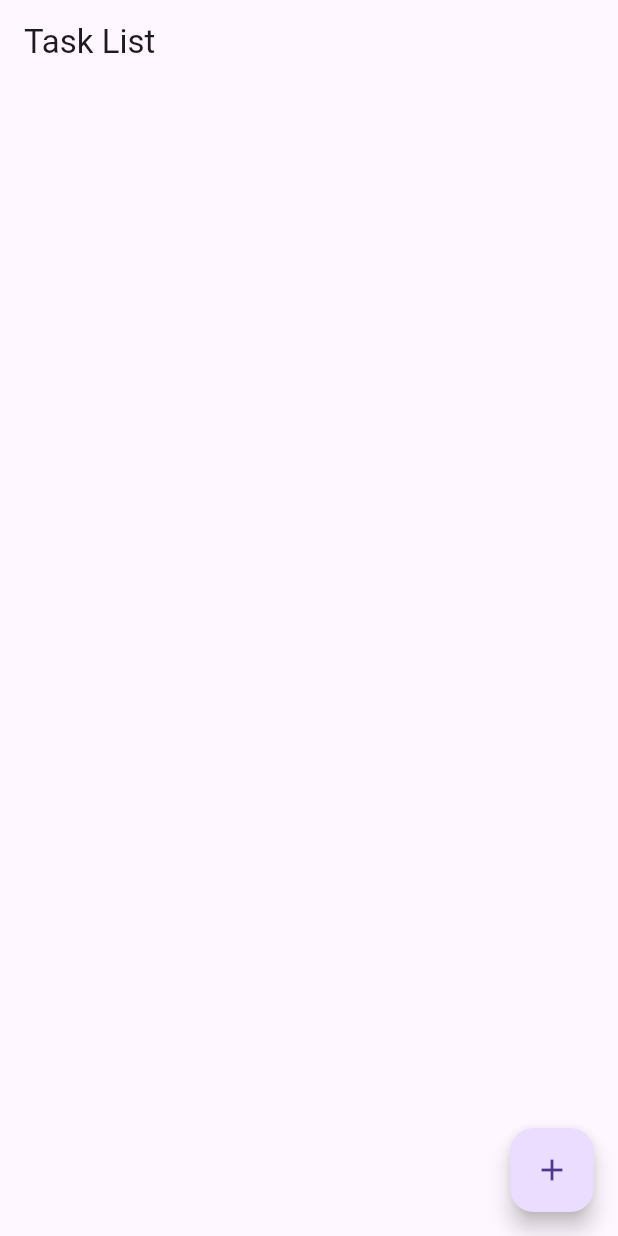
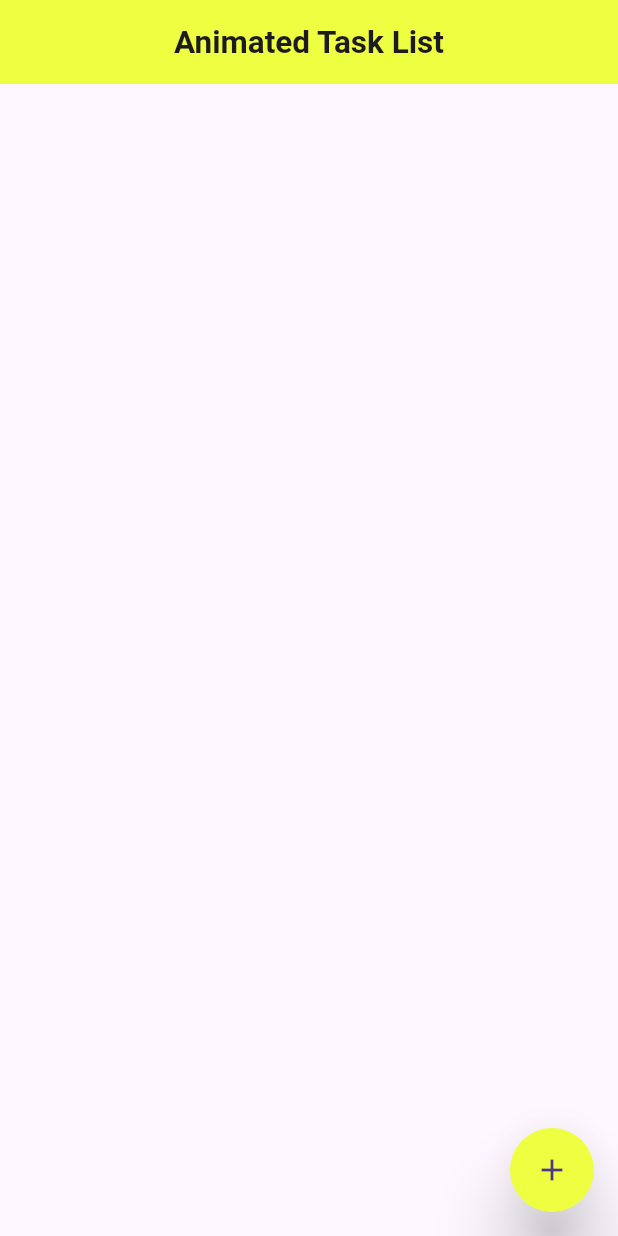
Before and after one commit to R-Rubab/Animated-App-Design, a Flutter app: the screen it shows after launch, after a tap on the "add" icon, after a tap on the "delete" icon, on a phone screen of 412 x 824 dp. Run offline on Flutter 3.47's test engine with Material 3 defaults, Android fonts, the light colour scheme and no system bars; our stand-ins replace google_fonts; Roboto replaces fonts that are missing (Gelasio).

Commit message:
Updated Files

```diff
--- a/lib/core/exports_file/export.dart
+++ b/lib/core/exports_file/export.dart
@@ -1,6 +1,4 @@
 export 'package:flutter/material.dart';
-
-
 export '../../data/models/model.dart';
 export '../../core/exports_file/export.dart';
 // export '../utils/';
@@ -9,3 +7,7 @@ export '../../presentation/view_models/view_models.dart';
 export '../../presentation/views/details/details_view.dart';
 export '../../presentation/views/home/home_view.dart';
 export '../../presentation/views/home/widgets/animated_list_item.dart';
+export 'package:provider/provider.dart';
+
+export 'package:animations_user_experience_enhancements/core/utils/colors.dart';
+export 'package:animations_user_experience_enhancements/core/utils/style.dart';
--- a/lib/core/utils/colors.dart
+++ b/lib/core/utils/colors.dart
@@ -1,8 +1,9 @@
 import '../exports_file/export.dart';
 
-class EColors{
-
+class EColors {
   EColors._();
 
   static const Color black = Colors.black;
+  static const Color lime = Colors.limeAccent;
+  static const Color white = Colors.white;
 }
--- /dev/null
+++ b/lib/core/utils/style.dart
@@ -0,0 +1,4 @@
+import 'package:animations_user_experience_enhancements/core/exports_file/export.dart';
+import 'package:google_fonts/google_fonts.dart';
+
+var style = GoogleFonts.gelasio(fontSize: 18, fontWeight: FontWeight.bold);
--- a/lib/main.dart
+++ b/lib/main.dart
@@ -1,7 +1,4 @@
-import 'package:flutter/material.dart';
-import 'package:provider/provider.dart';
-import 'presentation/view_models/view_models.dart';
-import 'presentation/views/home/home_view.dart';
+import 'core/exports_file/export.dart';
 
 void main() {
   runApp(
@@ -20,9 +17,10 @@ class MyApp extends StatelessWidget {
   @override
   Widget build(BuildContext context) {
     return MaterialApp(
+      debugShowCheckedModeBanner: false,
       title: 'Flutter Animation MVVM App',
       theme: ThemeData(primarySwatch: Colors.blue),
-      home: HomeScreen(),
+      home: const HomeScreen(),
       // home: const AnimatedListScreen(),
     );
   }
--- a/lib/presentation/view_models/view_models.dart
+++ b/lib/presentation/view_models/view_models.dart
@@ -28,8 +28,13 @@ class TaskViewModel extends ChangeNotifier {
     return SizeTransition(
       sizeFactor: animation,
       child: Card(
+        elevation: 10,
+        shadowColor: EColors.lime,
         child: ListTile(
-          title: Text(task.title),
+          title: Text(
+            task.title,
+            style: style,
+          ),
           subtitle: Text(task.description),
         ),
       ),
--- a/lib/presentation/views/home/home_view.dart
+++ b/lib/presentation/views/home/home_view.dart
@@ -1,8 +1,4 @@
-import 'package:animations_user_experience_enhancements/data/models/model.dart';
-import 'package:flutter/material.dart';
-import 'package:provider/provider.dart';
-import '../../view_models/view_models.dart';
-import 'widgets/animated_list_item.dart';
+import '../../../core/exports_file/export.dart';
 
 class HomeScreen extends StatelessWidget {
   const HomeScreen({super.key});
@@ -11,9 +7,16 @@ class HomeScreen extends StatelessWidget {
   Widget build(BuildContext context) {
     return Scaffold(
       appBar: AppBar(
-        title: const Text('Task List'),
+        title: Text(
+          'Animated Task List',
+          style: style.apply(fontSizeDelta: 3),
         ),
-      body: Consumer<TaskViewModel>(
+        centerTitle: true,
+        backgroundColor: EColors.lime,
+      ),
+      body: Padding(
+        padding: const EdgeInsets.symmetric(horizontal: 13.0),
+        child: Consumer<TaskViewModel>(
           builder: (context, viewModel, child) {
             return AnimatedList(
               key: viewModel.listKey,
@@ -29,7 +32,11 @@ class HomeScreen extends StatelessWidget {
             );
           },
         ),
+      ),
       floatingActionButton: FloatingActionButton(
+        backgroundColor: EColors.lime,
+        elevation: 20,
+        shape: const StadiumBorder(),
         onPressed: () {
           Provider.of<TaskViewModel>(context, listen: false).addTask(
             Task(title: 'New Task', description: 'Task description'),
--- a/lib/presentation/views/home/widgets/animated_list_item.dart
+++ b/lib/presentation/views/home/widgets/animated_list_item.dart
@@ -1,7 +1,4 @@
-import 'package:flutter/material.dart';
-
-import '../../../../data/models/model.dart';
-import '../../details/details_view.dart';
+import '../../../../core/exports_file/export.dart';
 
 class AnimatedListItem extends StatelessWidget {
   final Task task;
@@ -19,24 +16,44 @@ class AnimatedListItem extends StatelessWidget {
   Widget build(BuildContext context) {
     return SizeTransition(
       sizeFactor: animation,
+      child: Padding(
+        padding: const EdgeInsets.all(8.0),
         child: Card(
+          elevation: 4,
+          shadowColor: EColors.lime,
           child: ListTile(
-          title: Text(task.title),
-          subtitle: Text(task.description),
-          trailing: IconButton(
-            icon: const Icon(Icons.delete),
+            title: Text(task.title, style: style),
+            subtitle: Text(task.description, style: style),
+            trailing: CircleAvatar(
+              backgroundColor: EColors.lime,
+              child: IconButton(
+                icon: const Icon(
+                  Icons.delete,
+                  color: EColors.black,
+                ),
                 onPressed: onRemove,
+              ),
             ),
             onTap: () {
               Navigator.push(
                 context,
                 PageRouteBuilder(
+                  transitionDuration: const Duration(microseconds: 2200),
                   pageBuilder: (context, animation, secondaryAnimation) =>
                       TaskDetailsScreen(task: task),
                   transitionsBuilder:
                       (context, animation, secondaryAnimation, child) {
-                  return FadeTransition(
-                    opacity: animation,
+                    const begin = Offset(0.0, 1.0);
+                    const end = Offset.zero;
+                    const curve = Curves.ease;
+
+                    var tween = Tween(begin: begin, end: end)
+                        .chain(CurveTween(curve: curve));
+                    var offsetAnimation = animation.drive(tween);
+                    return SlideTransition(
+                      position: offsetAnimation,
+                      textDirection: TextDirection.ltr,
+                      // opacity: animation,
                       child: child,
                     );
                   },
@@ -53,6 +70,7 @@ class AnimatedListItem extends StatelessWidget {
             //     ),
             //   );
             // },
+          ),
         ),
       ),
     );
--- a/pubspec.yaml
+++ b/pubspec.yaml
@@ -36,6 +36,7 @@ dependencies:
   # Use with the CupertinoIcons class for iOS style icons.
   cupertino_icons: ^1.0.6
   provider: ^6.1.2
+  google_fonts: ^6.2.1
 
 dev_dependencies:
   flutter_test:
```
Also changed, not shown: lib/presentation/views/details/details_view.dart (+12 -5 lines), pubspec.lock, 1 other file. Lines whose indentation alone changed are shown as unchanged.
